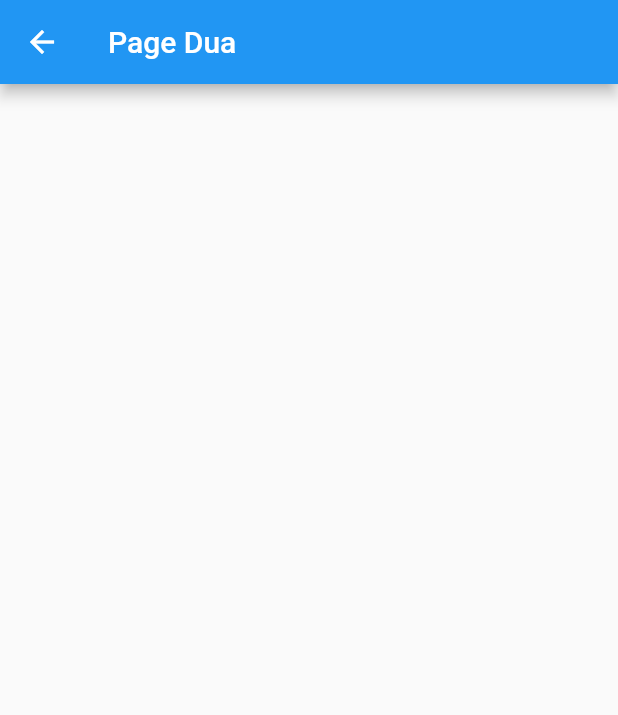
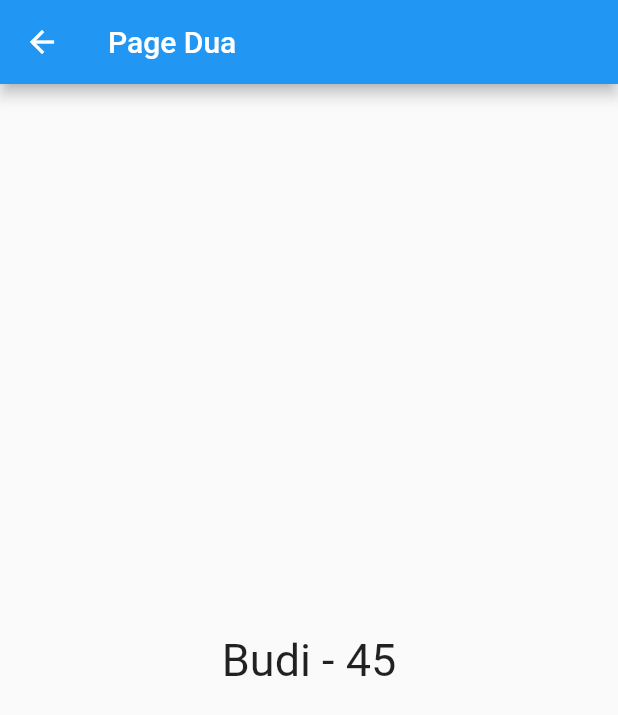
Before and after one commit to alimasudd/flutter-getx, a Flutter app: the PageDua screen opened directly, on a phone screen of 412 x 824 dp. Shown: the top 715 px of the screen. Run offline on Flutter 3.47's test engine with Material 2 defaults, Android fonts, the phone set to English and light mode, and no system bars; our stand-ins replace get.

Commit message:
add text with observe variable and get.find getX

```diff
--- a/lib/dependecy/page/page_dua.dart
+++ b/lib/dependecy/page/page_dua.dart
@@ -1,7 +1,11 @@
 import 'package:flutter/material.dart';
+import 'package:get/get.dart';
+import 'package:getx/dependecy/controller/page_satu_controller.dart';
 
 class PageDua extends StatelessWidget {
   PageDua({Key? key}) : super(key: key);
+
+  PageSatuController pageDuaC = Get.find();
 
   @override
   Widget build(BuildContext context) {
@@ -13,6 +17,10 @@ class PageDua extends StatelessWidget {
         child: Column(
           mainAxisAlignment: MainAxisAlignment.center,
           children: [
+            Text(
+              '${pageDuaC.data2['name']} - ${pageDuaC.data2['age']}',
+              style: TextStyle(fontSize: 30),
+            ),
           ],
         ),
       ),
```
